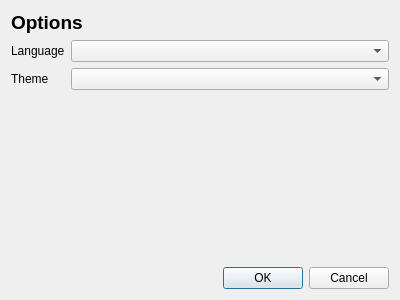
The window that ui/optionsEditor.ui (olk90/shift) describes before a commit, drawn with Qt 5.
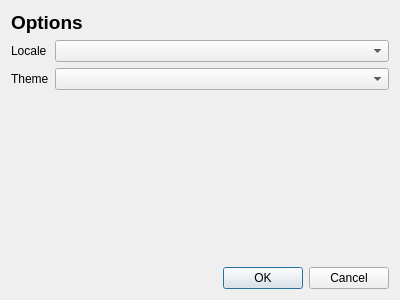
The same window after the commit.

```diff
--- a/ui/optionsEditor.ui
+++ b/ui/optionsEditor.ui
@@ -35,7 +35,7 @@
        <item row="0" column="0">
         <widget class="QLabel" name="label">
          <property name="text">
-          <string>Language</string>
+          <string>Locale</string>
          </property>
         </widget>
        </item>
```
Left out of the diff: 6 changed lines with no effect on the pictures.
